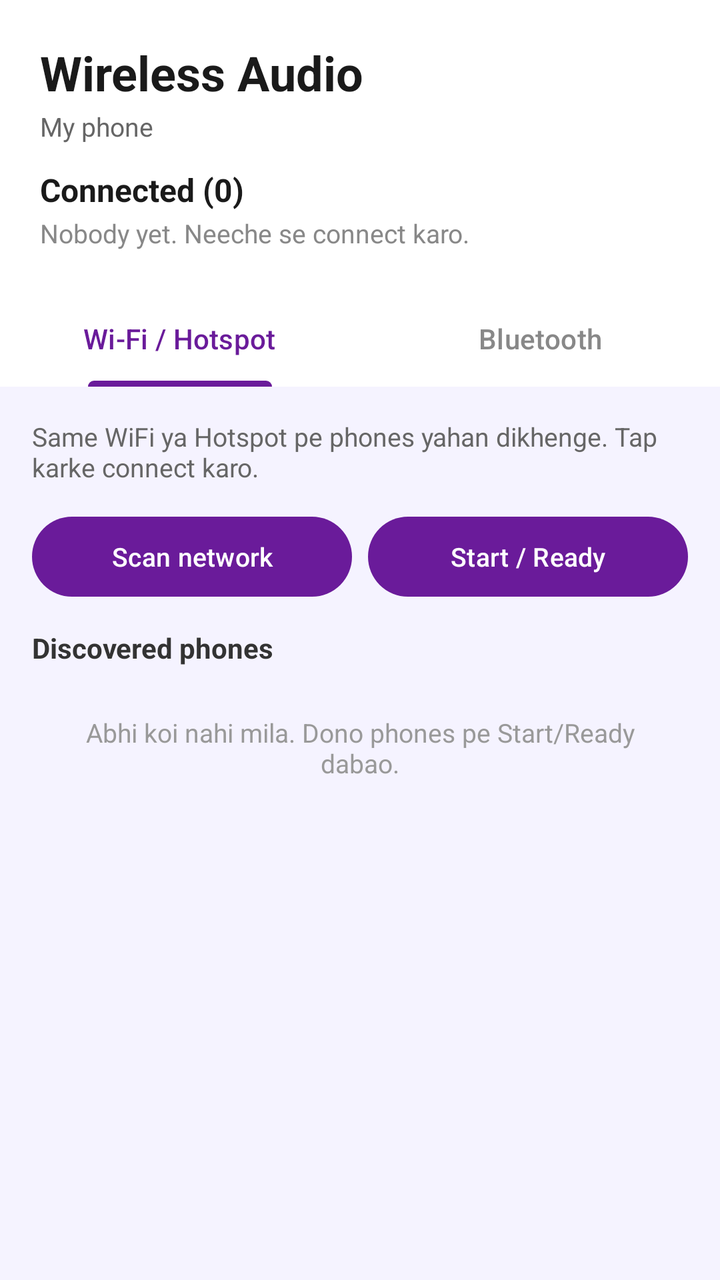
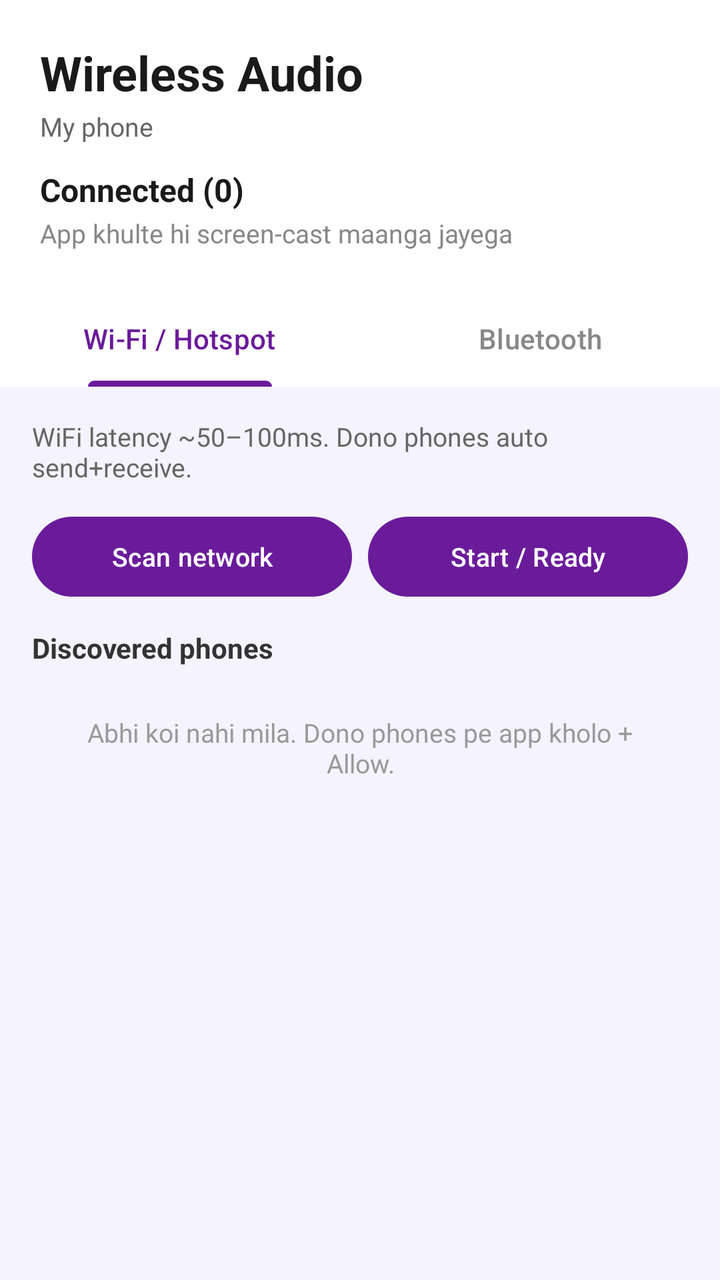

The first picture is an Android layout as it rendered before a commit; the second is the same layout after the commit. The layout source and the unified diff follow.
<!-- AndroidManifest.xml: application theme Theme.WirelessAudioStreamer -->
<!-- res/layout/activity_main.xml -->
<?xml version="1.0" encoding="utf-8"?>
<LinearLayout xmlns:android="http://schemas.android.com/apk/res/android"
    xmlns:app="http://schemas.android.com/apk/res-auto"
    android:layout_width="match_parent"
    android:layout_height="match_parent"
    android:orientation="vertical"
    android:background="#F5F3FF">

    <LinearLayout
        android:layout_width="match_parent"
        android:layout_height="wrap_content"
        android:orientation="vertical"
        android:padding="20dp"
        android:background="#FFFFFF">

        <TextView
            android:layout_width="wrap_content"
            android:layout_height="wrap_content"
            android:text="Wireless Audio"
            android:textSize="24sp"
            android:textStyle="bold"
            android:textColor="#1A1A1A" />

        <TextView
            android:id="@+id/tvMyInfo"
            android:layout_width="wrap_content"
            android:layout_height="wrap_content"
            android:text="My phone"
            android:textSize="13sp"
            android:textColor="#666666"
            android:layout_marginTop="2dp" />

        <TextView
            android:id="@+id/tvConnectedCount"
            android:layout_width="wrap_content"
            android:layout_height="wrap_content"
            android:text="Connected (0)"
            android:textSize="16sp"
            android:textStyle="bold"
            android:textColor="#1A1A1A"
            android:layout_marginTop="12dp" />

        <TextView
            android:id="@+id/tvStatus"
            android:layout_width="wrap_content"
            android:layout_height="wrap_content"
            android:text="Nobody yet. Neeche se connect karo."
            android:textSize="13sp"
            android:textColor="#888888"
            android:layout_marginTop="2dp" />
    </LinearLayout>

    <com.google.android.material.tabs.TabLayout
        android:id="@+id/tabLayout"
        android:layout_width="match_parent"
        android:layout_height="wrap_content"
        android:background="#FFFFFF"
        app:tabIndicatorColor="#6A1B9A"
        app:tabSelectedTextColor="#6A1B9A"
        app:tabTextColor="#888888"
        app:tabMode="fixed"
        app:tabGravity="fill">

        <com.google.android.material.tabs.TabItem
            android:layout_width="wrap_content"
            android:layout_height="wrap_content"
            android:text="Wi-Fi / Hotspot" />

        <com.google.android.material.tabs.TabItem
            android:layout_width="wrap_content"
            android:layout_height="wrap_content"
            android:text="Bluetooth" />
    </com.google.android.material.tabs.TabLayout>

    <FrameLayout
        android:layout_width="match_parent"
        android:layout_height="0dp"
        android:layout_weight="1">

        <ScrollView
            android:id="@+id/panelWifi"
            android:layout_width="match_parent"
            android:layout_height="match_parent"
            android:padding="16dp">

            <LinearLayout
                android:layout_width="match_parent"
                android:layout_height="wrap_content"
                android:orientation="vertical">

                <TextView
                    android:layout_width="match_parent"
                    android:layout_height="wrap_content"
                    android:text="Same WiFi ya Hotspot pe phones yahan dikhenge. Tap karke connect karo."
                    android:textSize="13sp"
                    android:textColor="#666666"
                    android:layout_marginBottom="12dp" />

                <LinearLayout
                    android:layout_width="match_parent"
                    android:layout_height="wrap_content"
                    android:orientation="horizontal"
                    android:layout_marginBottom="12dp">

                    <com.google.android.material.button.MaterialButton
                        android:id="@+id/btnScan"
                        android:layout_width="0dp"
                        android:layout_height="48dp"
                        android:layout_weight="1"
                        android:text="Scan network"
                        android:textSize="13sp"
                        app:backgroundTint="#6A1B9A"
                        android:layout_marginEnd="8dp" />

                    <com.google.android.material.button.MaterialButton
                        android:id="@+id/btnStartListen"
                        android:layout_width="0dp"
                        android:layout_height="48dp"
                        android:layout_weight="1"
                        android:text="Start / Ready"
                        android:textSize="13sp"
                        app:backgroundTint="#6A1B9A" />
                </LinearLayout>

                <TextView
                    android:layout_width="match_parent"
                    android:layout_height="wrap_content"
                    android:text="Discovered phones"
                    android:textSize="14sp"
                    android:textStyle="bold"
                    android:textColor="#333333"
                    android:layout_marginBottom="8dp" />

                <LinearLayout
                    android:id="@+id/listPeers"
                    android:layout_width="match_parent"
                    android:layout_height="wrap_content"
                    android:orientation="vertical" />

                <TextView
                    android:id="@+id/tvNoPeers"
                    android:layout_width="match_parent"
                    android:layout_height="wrap_content"
                    android:text="Abhi koi nahi mila. Dono phones pe Start/Ready dabao."
                    android:textSize="13sp"
                    android:textColor="#999999"
                    android:padding="16dp"
                    android:gravity="center" />
            </LinearLayout>
        </ScrollView>

        <ScrollView
            android:id="@+id/panelBluetooth"
            android:layout_width="match_parent"
            android:layout_height="match_parent"
            android:padding="16dp"
            android:visibility="gone">

            <LinearLayout
                android:layout_width="match_parent"
                android:layout_height="wrap_content"
                android:orientation="vertical">

                <TextView
                    android:layout_width="match_parent"
                    android:layout_height="wrap_content"
                    android:text="1) Android settings se phones pair karo. 2) Dono pe app kholo. 3) Neeche paired phone pe tap karo."
                    android:textSize="13sp"
                    android:textColor="#666666"
                    android:layout_marginBottom="12dp" />

                <LinearLayout
                    android:layout_width="match_parent"
                    android:layout_height="wrap_content"
                    android:orientation="horizontal"
                    android:layout_marginBottom="12dp">

                    <com.google.android.material.button.MaterialButton
                        android:id="@+id/btnRefreshBt"
                        android:layout_width="0dp"
                        android:layout_height="48dp"
                        android:layout_weight="1"
                        android:text="Refresh paired"
                        android:textSize="13sp"
                        app:backgroundTint="#6A1B9A"
                        android:layout_marginEnd="8dp" />

                    <com.google.android.material.button.MaterialButton
                        android:id="@+id/btnBtSettings"
                        android:layout_width="0dp"
                        android:layout_height="48dp"
                        android:layout_weight="1"
                        android:text="Bluetooth settings"
                        android:textSize="12sp"
                        style="@style/Widget.Material3.Button.OutlinedButton" />
                </LinearLayout>

                <LinearLayout
                    android:id="@+id/listBtDevices"
                    android:layout_width="match_parent"
                    android:layout_height="wrap_content"
                    android:orientation="vertical" />
            </LinearLayout>
        </ScrollView>
    </FrameLayout>

    <LinearLayout
        android:id="@+id/roleBar"
        android:layout_width="match_parent"
        android:layout_height="wrap_content"
        android:orientation="vertical"
        android:padding="16dp"
        android:background="#FFFFFF"
        android:visibility="gone"
        android:elevation="8dp">

        <TextView
            android:layout_width="match_parent"
            android:layout_height="wrap_content"
            android:text="Is phone ka role"
            android:textSize="13sp"
            android:textColor="#666666"
            android:layout_marginBottom="8dp" />

        <LinearLayout
            android:layout_width="match_parent"
            android:layout_height="wrap_content"
            android:orientation="horizontal">

            <com.google.android.material.button.MaterialButton
                android:id="@+id/btnRoleSender"
                android:layout_width="0dp"
                android:layout_height="52dp"
                android:layout_weight="1"
                android:text="Sender"
                android:textSize="15sp"
                app:backgroundTint="#E65100"
                android:layout_marginEnd="8dp" />

            <com.google.android.material.button.MaterialButton
                android:id="@+id/btnRoleReceiver"
                android:layout_width="0dp"
                android:layout_height="52dp"
                android:layout_weight="1"
                android:text="Receiver"
                android:textSize="15sp"
                app:backgroundTint="#2E7D32" />
        </LinearLayout>

        <TextView
            android:id="@+id/tvRoleHint"
            android:layout_width="match_parent"
            android:layout_height="wrap_content"
            android:text="Sender = is phone ki awaaz dusre pe\nReceiver = dusre phone ki awaaz yahan"
            android:textSize="12sp"
            android:textColor="#888888"
            android:layout_marginTop="8dp" />

        <com.google.android.material.button.MaterialButton
            android:id="@+id/btnDisconnect"
            android:layout_width="match_parent"
            android:layout_height="44dp"
            android:text="Disconnect"
            android:textSize="14sp"
            style="@style/Widget.Material3.Button.OutlinedButton"
            android:layout_marginTop="10dp" />
    </LinearLayout>

</LinearLayout>
<!-- resources referenced by this layout -->
<resources>
  <style name="Theme.WirelessAudioStreamer" parent="Theme.Material3.DayNight.NoActionBar">
          <item name="colorPrimary">#1E88E5</item>
          <item name="colorPrimaryVariant">#1565C0</item>
          <item name="colorOnPrimary">@android:color/white</item>
          <item name="colorSecondary">#26A69A</item>
          <item name="android:statusBarColor">#1565C0</item>
      </style>
</resources>

<!-- the commit's change to res/layout/activity_main.xml (unified diff, before → after) -->
@@ -44,7 +44,7 @@
             android:id="@+id/tvStatus"
             android:layout_width="wrap_content"
             android:layout_height="wrap_content"
-            android:text="Nobody yet. Neeche se connect karo."
+            android:text="App khulte hi screen-cast maanga jayega"
             android:textSize="13sp"
             android:textColor="#888888"
             android:layout_marginTop="2dp" />
@@ -91,7 +91,7 @@
                 <TextView
                     android:layout_width="match_parent"
                     android:layout_height="wrap_content"
-                    android:text="Same WiFi ya Hotspot pe phones yahan dikhenge. Tap karke connect karo."
+                    android:text="WiFi latency ~50–100ms. Dono phones auto send+receive."
                     android:textSize="13sp"
                     android:textColor="#666666"
                     android:layout_marginBottom="12dp" />
@@ -141,7 +141,7 @@
                     android:id="@+id/tvNoPeers"
                     android:layout_width="match_parent"
                     android:layout_height="wrap_content"
-                    android:text="Abhi koi nahi mila. Dono phones pe Start/Ready dabao."
+                    android:text="Abhi koi nahi mila. Dono phones pe app kholo + Allow."
                     android:textSize="13sp"
                     android:textColor="#999999"
                     android:padding="16dp"
@@ -164,7 +164,7 @@
                 <TextView
                     android:layout_width="match_parent"
                     android:layout_height="wrap_content"
-                    android:text="1) Android settings se phones pair karo. 2) Dono pe app kholo. 3) Neeche paired phone pe tap karo."
+                    android:text="Bluetooth default latency (~150–200ms). Pair karke tap karo."
                     android:textSize="13sp"
                     android:textColor="#666666"
                     android:layout_marginBottom="12dp" />
@@ -217,7 +217,7 @@
         <TextView
             android:layout_width="match_parent"
             android:layout_height="wrap_content"
-            android:text="Is phone ka role"
+            android:text="Role (optional — default dono)"
             android:textSize="13sp"
             android:textColor="#666666"
             android:layout_marginBottom="8dp" />
@@ -251,7 +251,7 @@
             android:id="@+id/tvRoleHint"
             android:layout_width="match_parent"
             android:layout_height="wrap_content"
-            android:text="Sender = is phone ki awaaz dusre pe\nReceiver = dusre phone ki awaaz yahan"
+            android:text="Default: dono phones Sender + Receiver.\nButton dabao to sirf woh role."
             android:textSize="12sp"
             android:textColor="#888888"
             android:layout_marginTop="8dp" />
@@ -260,7 +260,7 @@
             android:id="@+id/btnDisconnect"
             android:layout_width="match_parent"
             android:layout_height="44dp"
-            android:text="Disconnect"
+            android:text="Disconnect (screen-cast band)"
             android:textSize="14sp"
             style="@style/Widget.Material3.Button.OutlinedButton"
             android:layout_marginTop="10dp" />
